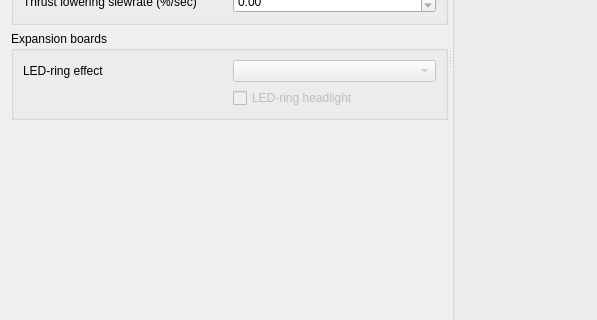
Old version of the form src/cfclient/ui/tabs/flightTab.ui in the repository mmhc1710/crazyflie-clients-python; both pictures show x 0 to 597 and y 402 to 722 of the 1228 by 920 pixel window.
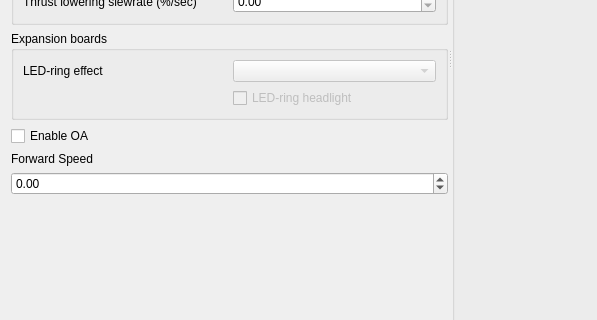
New version of the form.

Commit message: added checkboxed for OA

What changed in the file:
```diff
--- a/src/cfclient/ui/tabs/flightTab.ui
+++ b/src/cfclient/ui/tabs/flightTab.ui
@@ -370,6 +370,36 @@
          </layout>
         </widget>
        </item>
+       <item>
+        <widget class="QCheckBox" name="_enable_oa">
+         <property name="enabled">
+          <bool>true</bool>
+         </property>
+         <property name="text">
+          <string>Enable OA</string>
+         </property>
+        </widget>
+       </item>
+       <item>
+        <widget class="QLabel" name="label_10">
+         <property name="text">
+          <string>Forward Speed</string>
+         </property>
+        </widget>
+       </item>
+       <item>
+        <widget class="QDoubleSpinBox" name="vx">
+         <property name="minimum">
+          <double>-2.000000000000000</double>
+         </property>
+         <property name="maximum">
+          <double>2.000000000000000</double>
+         </property>
+         <property name="singleStep">
+          <double>0.100000000000000</double>
+         </property>
+        </widget>
+       </item>
        <item>
         <spacer name="verticalSpacer">
          <property name="orientation">
```
Left out of the diff: 40 changed lines with no effect on the pictures. The commit also changes 1 other file.
